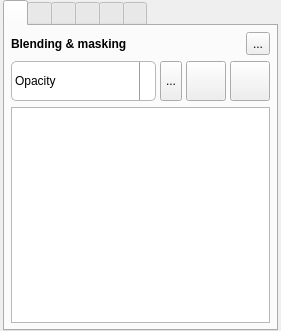
Old version of the form src/MixingToolboxWidget.ui in the repository markus-wa/glmixer-mirror.
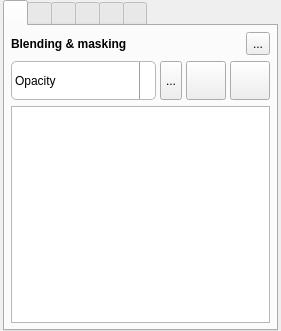
New version of the form. The open tabs and pages were chosen to show the change. Icons and pictures are not drawn.

What changed in the file:
```diff
--- a/src/MixingToolboxWidget.ui
+++ b/src/MixingToolboxWidget.ui
@@ -270,7 +270,7 @@
           </widget>
          </item>
          <item>
-          <widget class="QPushButton" name="blendingColorButton">
+          <widget class="QToolButton" name="blendingColorButton">
            <property name="sizePolicy">
             <sizepolicy hsizetype="Maximum" vsizetype="Fixed">
              <horstretch>0</horstretch>
@@ -279,8 +279,8 @@
            </property>
            <property name="minimumSize">
             <size>
-             <width>40</width>
-             <height>40</height>
+             <width>20</width>
+             <height>20</height>
             </size>
            </property>
            <property name="maximumSize">
@@ -296,8 +296,11 @@
            <property name="statusTip">
             <string>Base color \n(tint of the source)</string>
            </property>
-           <property name="flat">
-            <bool>false</bool>
+           <property name="iconSize">
+            <size>
+             <width>32</width>
+             <height>32</height>
+            </size>
            </property>
           </widget>
          </item>
@@ -339,8 +342,8 @@
            </property>
            <property name="iconSize">
             <size>
-             <width>40</width>
-             <height>40</height>
+             <width>32</width>
+             <height>32</height>
             </size>
            </property>
            <property name="checkable">
```
Left out of the diff: 20 changed lines with no effect on the pictures.
